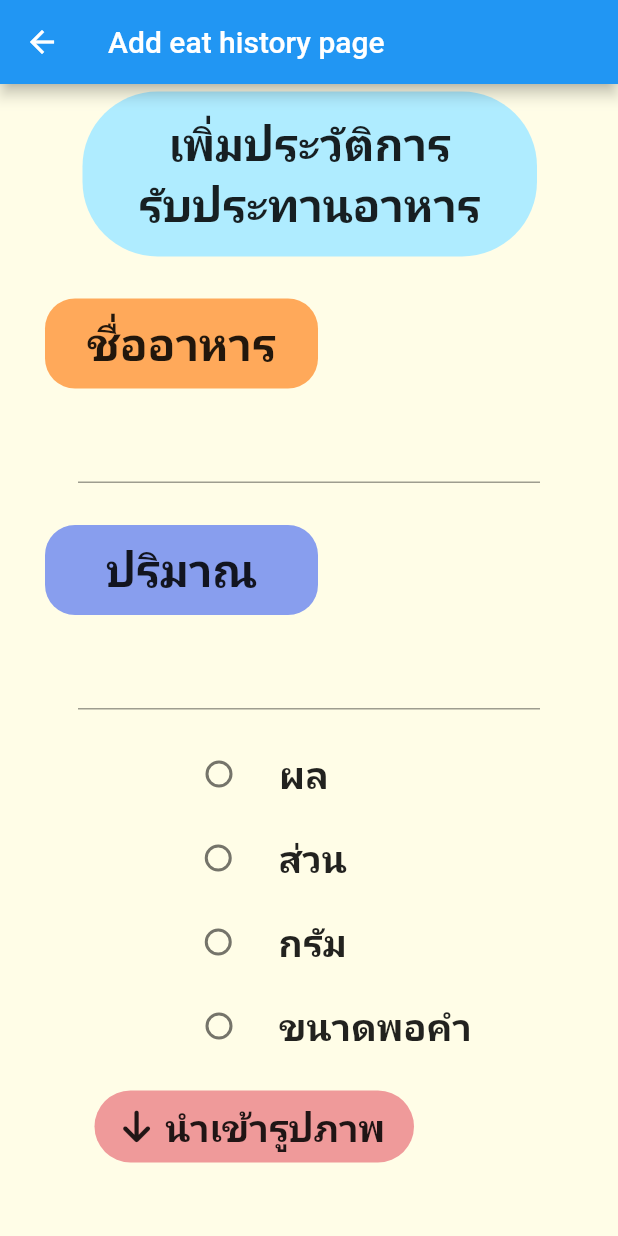
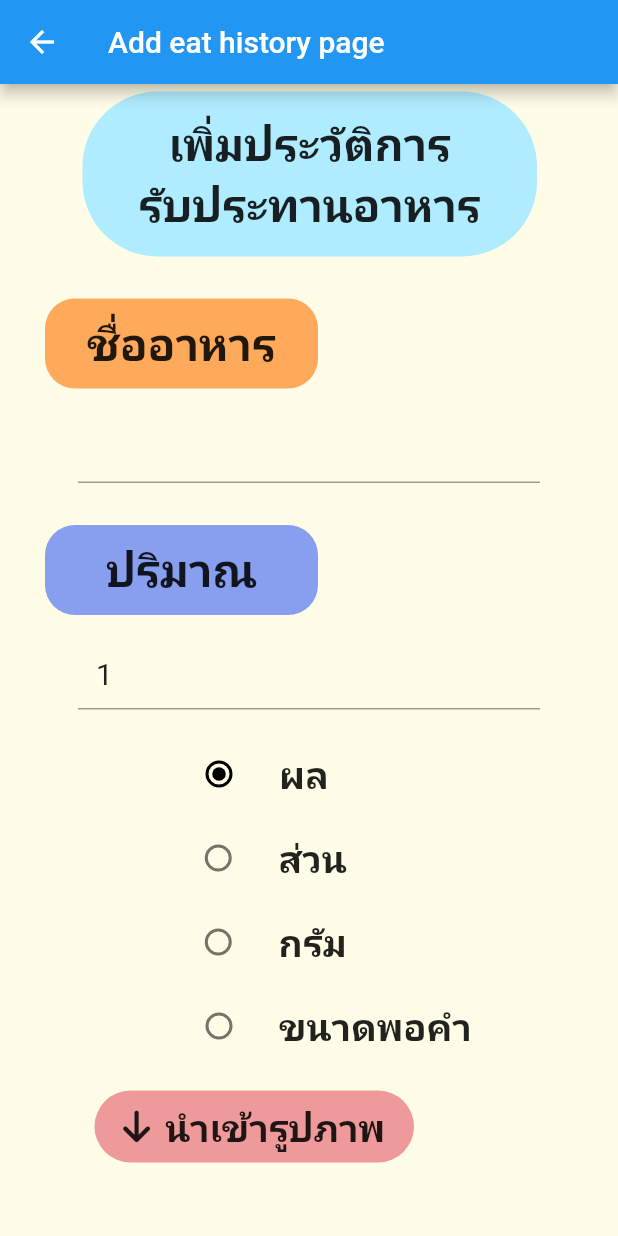
Before and after one commit to AINutritionProject/KinDeeUDee, a Flutter app: the AddEatHistoryPage screen opened directly, on a phone screen of 412 x 824 dp. Run offline on Flutter 3.47's test engine with Material 2 defaults, Android fonts, the phone set to English and light mode, and no system bars; our stand-ins replace camera, cloud_firestore, csv, dotted_border, firebase_auth, firebase_core and 4 more; accounts and stored records are empty.

Commit message:
add default value to add_eat_history page

```diff
--- a/lib/pages/add_eat_history.dart
+++ b/lib/pages/add_eat_history.dart
@@ -14,8 +14,9 @@ class AddEatHistoryPage extends StatefulWidget {
 class _AddEatHistoryPageState extends State<AddEatHistoryPage> {
   final _formKey = GlobalKey<FormState>();
   final TextEditingController _foodNameController = TextEditingController();
-  final TextEditingController _quantityController = TextEditingController();
-  String _unit = "1";
+  final TextEditingController _quantityController =
+      TextEditingController(text: '1');
+  String _unit = "ผล";
   final List<String> _radioValues = ["ผล", "ส่วน", "กรัม", "ขนาดพอคำ"];
   @override
   Widget build(BuildContext context) {
```
